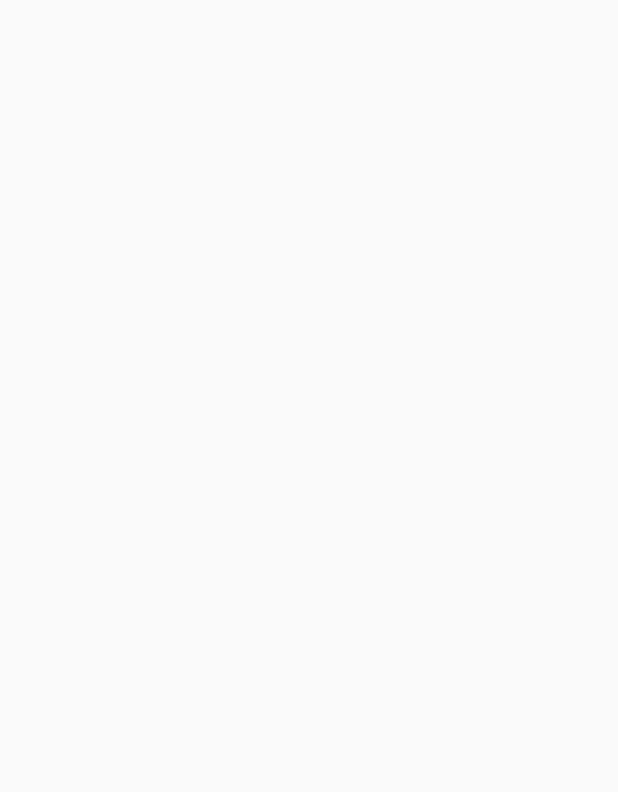
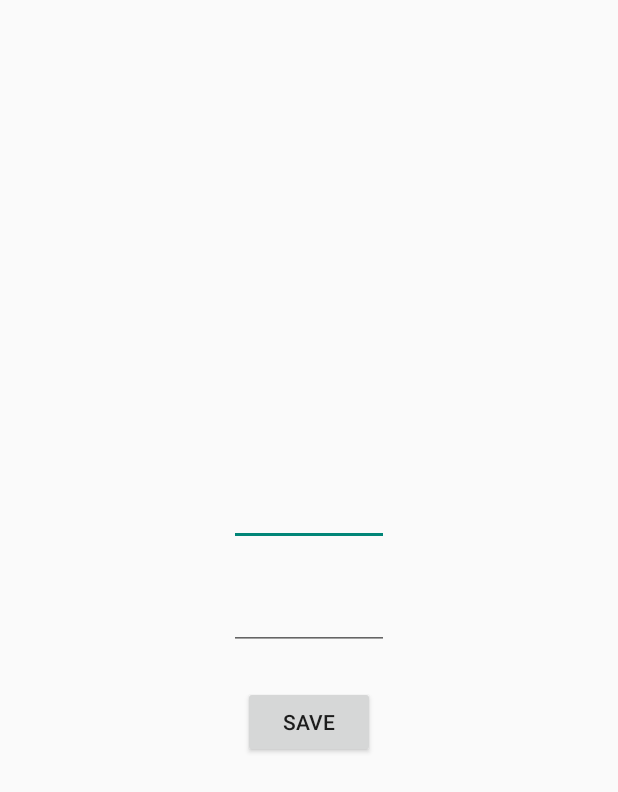
Before and after one commit to jerem-ma/IzlyCheck, an Android app: the screen it shows after launch (MainActivity), on a phone screen of 412 x 824 dp. Before the commit the part shown is empty. Shown: the top 792 px of the screen. Run offline under Robolectric (Android 15) with nearby library versions, the phone set to English and light mode, and no system bars.

Commit message:
Add fields for credentials

```diff
--- a/app/src/main/res/layout/activity_main.xml
+++ b/app/src/main/res/layout/activity_main.xml
@@ -7,4 +7,41 @@
 	android:layout_height="match_parent"
 	tools:context=".MainActivity">
 
+	<EditText
+		android:id="@+id/login"
+		android:layout_height="wrap_content"
+		android:layout_width="wrap_content"
+		android:ems="5"
+		android:layout_marginBottom="12sp"
+		app:layout_constraintVertical_chainStyle="packed"
+		app:layout_constraintTop_toTopOf="parent"
+		app:layout_constraintBottom_toTopOf="@+id/passwd"
+		app:layout_constraintLeft_toLeftOf="parent"
+		app:layout_constraintRight_toRightOf="parent"
+		android:inputType="number" />
+
+	<EditText
+		android:id="@id/passwd"
+		android:layout_height="wrap_content"
+		android:layout_width="wrap_content"
+		android:ems="5"
+		android:layout_marginTop="12sp"
+		android:layout_marginBottom="12sp"
+		app:layout_constraintTop_toBottomOf="@id/login"
+		app:layout_constraintBottom_toTopOf="@+id/submit"
+		app:layout_constraintLeft_toLeftOf="parent"
+		app:layout_constraintRight_toRightOf="parent"
+		android:inputType="numberPassword" />
+
+	<Button
+		android:id="@id/submit"
+		android:layout_height="wrap_content"
+		android:layout_width="wrap_content"
+		android:layout_marginTop="12sp"
+		app:layout_constraintTop_toBottomOf="@id/passwd"
+		app:layout_constraintBottom_toBottomOf="parent"
+		app:layout_constraintLeft_toLeftOf="parent"
+		app:layout_constraintRight_toRightOf="parent"
+		android:text="@string/save" />
+
 </androidx.constraintlayout.widget.ConstraintLayout>
--- /dev/null
+++ b/app/src/main/res/values/strings.xml
@@ -0,0 +1,4 @@
+<?xml version="1.0" encoding="utf-8"?>
+<resources>
+	<string name="save"> Save </string>
+</resources>
```
